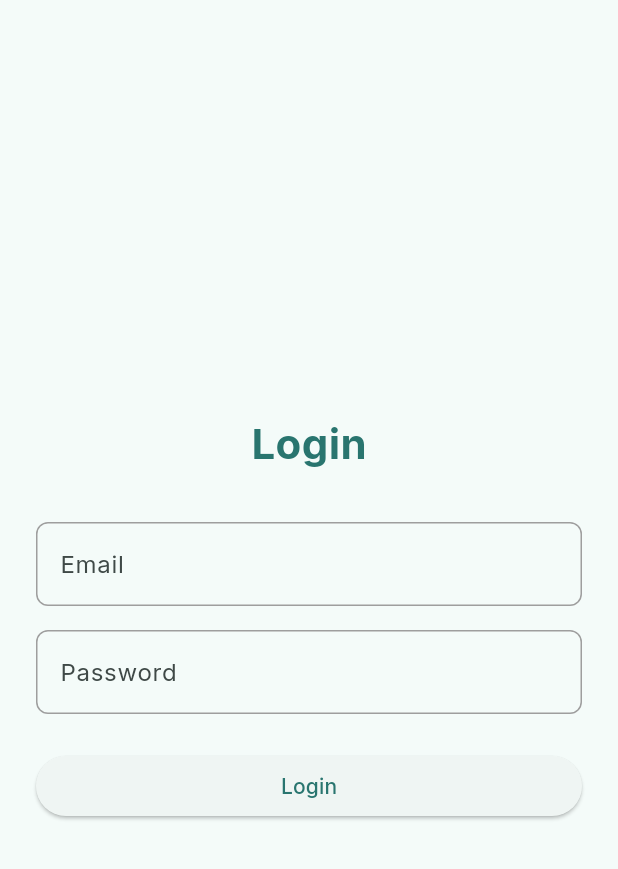
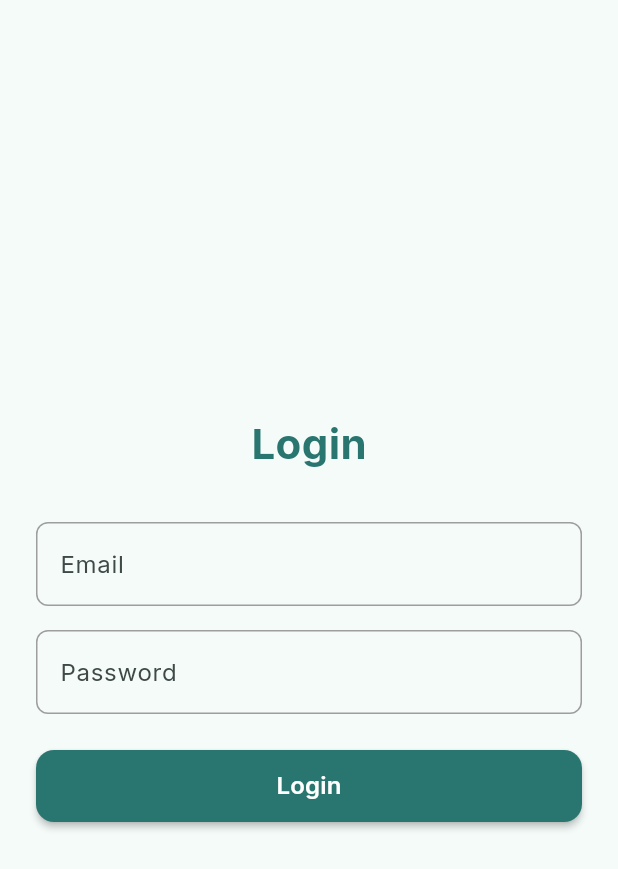
Before and after one commit to NikhilD1998/expense-tracker-assignment, a Flutter app: the screen it shows after launch, after a tap on "Login", on a phone screen of 412 x 824 dp. Shown: the top 869 px of the screen. Run offline on Flutter 3.47's test engine with Material 3 defaults, Android fonts, the phone set to English and light mode, and no system bars; our stand-ins replace google_fonts.

Commit message:
Add LoginScreen and CustomPrimaryButton components with responsive layout

```diff
--- a/frontend/lib/screens/login_screen.dart
+++ b/frontend/lib/screens/login_screen.dart
@@ -1,6 +1,8 @@
 import 'package:flutter/material.dart';
 import 'package:frontend/helpers/constants.dart';
+import 'package:frontend/widgets/custom_primary_button.dart';
 import 'package:frontend/widgets/custom_text_field.dart';
+import 'package:frontend/helpers/device_dimensions.dart';
 
 class LoginScreen extends StatefulWidget {
   const LoginScreen({super.key});
@@ -15,10 +17,13 @@ class _LoginScreenState extends State<LoginScreen> {
 
   @override
   Widget build(BuildContext context) {
+    DeviceDimensions.init(context);
     return Scaffold(
       body: Center(
         child: Padding(
           padding: const EdgeInsets.all(24.0),
+          child: SizedBox(
+            width: DeviceDimensions.width * 0.9,
             child: Column(
               mainAxisSize: MainAxisSize.min,
               children: [
@@ -43,14 +48,9 @@ class _LoginScreenState extends State<LoginScreen> {
                   obscureText: true,
                 ),
                 const SizedBox(height: 24),
-              SizedBox(
-                width: double.infinity,
-                child: ElevatedButton(
-                  onPressed: () {},
-                  child: const Text('Login'),
+                CustomPrimaryButton(onPressed: () {}, label: 'Login'),
+              ],
             ),
-              ),
-            ],
           ),
         ),
       ),
--- a/frontend/lib/screens/splash_screen.dart
+++ b/frontend/lib/screens/splash_screen.dart
@@ -28,7 +28,8 @@ class _SplashScreenState extends State<SplashScreen> {
     return const Scaffold(
       body: Center(
         child: Text(
-          'Welcome to Expense Tracker',
+          'Welcome to\nExpense Tracker',
+          textAlign: TextAlign.center,
           style: TextStyle(fontSize: 24, fontWeight: FontWeight.bold),
         ),
       ),
--- /dev/null
+++ b/frontend/lib/widgets/custom_primary_button.dart
@@ -0,0 +1,40 @@
+import 'package:flutter/material.dart';
+import 'package:frontend/helpers/device_dimensions.dart';
+
+class CustomPrimaryButton extends StatelessWidget {
+  final String label;
+  final VoidCallback onPressed;
+
+  const CustomPrimaryButton({
+    super.key,
+    required this.label,
+    required this.onPressed,
+  });
+
+  @override
+  Widget build(BuildContext context) {
+    DeviceDimensions.init(context);
+    return SizedBox(
+      width: DeviceDimensions.width * 0.9,
+      height: 48,
+      child: ElevatedButton(
+        onPressed: onPressed,
+        style: ElevatedButton.styleFrom(
+          backgroundColor: const Color(0xFF29756F), // Primary color
+          shape: RoundedRectangleBorder(
+            borderRadius: BorderRadius.circular(12),
+          ),
+          elevation: 2,
+        ),
+        child: Text(
+          label,
+          style: const TextStyle(
+            color: Colors.white,
+            fontSize: 16,
+            fontWeight: FontWeight.w600,
+          ),
+        ),
+      ),
+    );
+  }
+}
```
Lines whose indentation alone changed are shown as unchanged.
